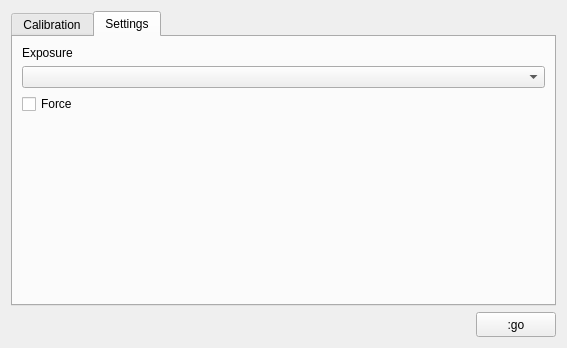
Above: src/myrafgui/ccdproc.ui from myrafproject/myrafproject before the change. Below: the same form after it.
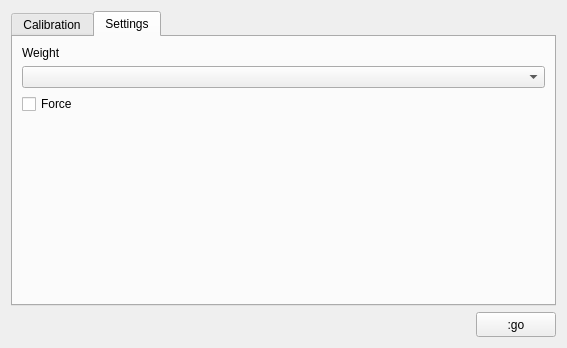
That is the form after the change. The open tabs and pages were chosen to show the change.

```diff
--- a/src/myrafgui/ccdproc.ui
+++ b/src/myrafgui/ccdproc.ui
@@ -302,7 +302,7 @@
        <item row="0" column="0">
         <widget class="QLabel" name="label">
          <property name="text">
-          <string>Exposure</string>
+          <string>Weight</string>
          </property>
         </widget>
        </item>
```
